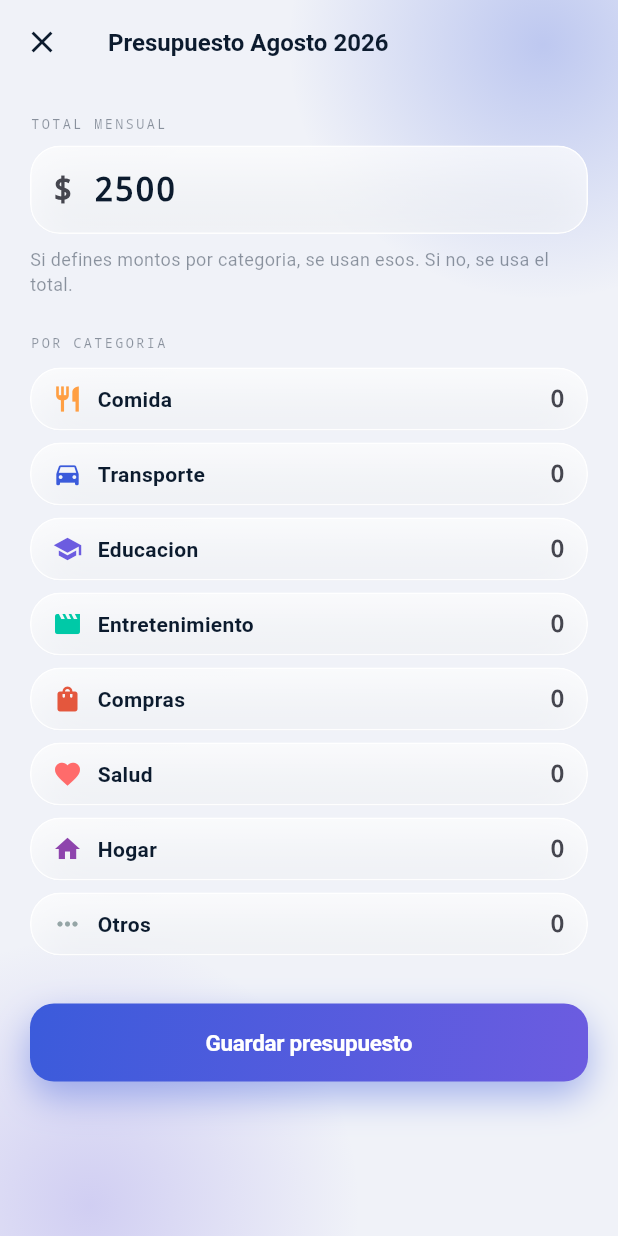
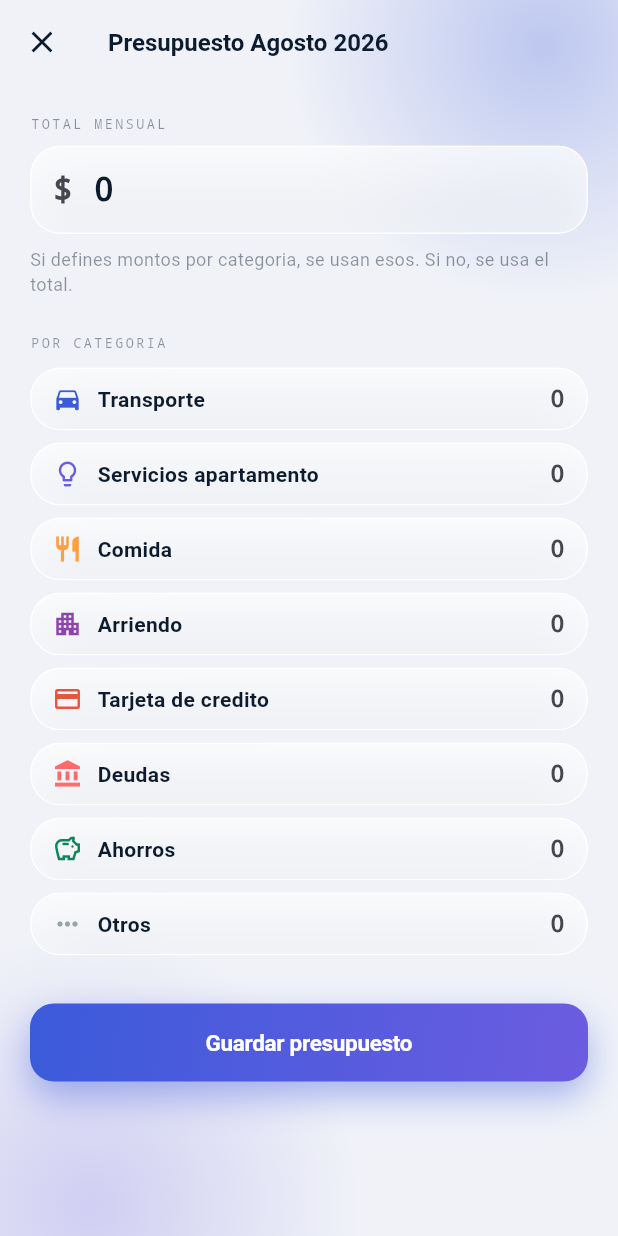
Before and after one commit to RamiroS1/control, a Flutter app: the screen it shows after launch, item 2 of the bottom bar chosen, after a tap on the "edit" icon, on a phone screen of 412 x 824 dp. Run offline on Flutter 3.47's test engine with Material 3 defaults, Android fonts, the phone set to English and light mode, and no system bars; our stand-ins replace fl_chart, shared_preferences.

Commit message:
feat: categorías personalizadas, inicio en cero y migración de datos mock
- Categorías: transporte, servicios apartamento, comida, arriendo,
  tarjeta de crédito, deudas, ahorros, ingresos y otros
- Migración v2 limpia datos demo guardados en el navegador
- Presupuesto por defecto en 0 hasta que el usuario lo configure

Co-authored-by: Ramiro Avila  <RamiroS1@users.noreply.github.com>

```diff
--- a/lib/models.dart
+++ b/lib/models.dart
@@ -7,50 +7,93 @@ class CategoryDef {
   final String name;
   final IconData icon;
   final Color color;
+  final bool incomeOnly;
 
   const CategoryDef({
     required this.id,
     required this.name,
     required this.icon,
     required this.color,
+    this.incomeOnly = false,
   });
 
-  static const food = CategoryDef(
-      id: 'food', name: 'Comida', icon: Icons.restaurant, color: Color(0xFFFF9F43));
-  static const transport = CategoryDef(
-      id: 'transport', name: 'Transporte', icon: Icons.directions_car, color: Color(0xFF3B5BDB));
-  static const education = CategoryDef(
-      id: 'education', name: 'Educacion', icon: Icons.school, color: Color(0xFF6C5CE0));
-  static const entertainment = CategoryDef(
-      id: 'entertainment',
-      name: 'Entretenimiento',
-      icon: Icons.movie,
-      color: Color(0xFF00C9A7));
-  static const shopping = CategoryDef(
-      id: 'shopping', name: 'Compras', icon: Icons.shopping_bag, color: Color(0xFFE4573D));
-  static const health = CategoryDef(
-      id: 'health', name: 'Salud', icon: Icons.favorite, color: Color(0xFFFF6B6B));
-  static const home = CategoryDef(
-      id: 'home', name: 'Hogar', icon: Icons.home, color: Color(0xFF8E44AD));
-  static const salary = CategoryDef(
-      id: 'salary', name: 'Salario', icon: Icons.account_balance_wallet, color: Color(0xFF10855A));
-  static const other = CategoryDef(
-      id: 'other', name: 'Otros', icon: Icons.more_horiz, color: Color(0xFF95A5A6));
+  static const transporte = CategoryDef(
+    id: 'transporte',
+    name: 'Transporte',
+    icon: Icons.directions_car,
+    color: Color(0xFF3B5BDB),
+  );
+  static const serviciosApartamento = CategoryDef(
+    id: 'servicios_apartamento',
+    name: 'Servicios apartamento',
+    icon: Icons.lightbulb_outline,
+    color: Color(0xFF6C5CE0),
+  );
+  static const comida = CategoryDef(
+    id: 'comida',
+    name: 'Comida',
+    icon: Icons.restaurant,
+    color: Color(0xFFFF9F43),
+  );
+  static const arriendo = CategoryDef(
+    id: 'arriendo',
+    name: 'Arriendo',
+    icon: Icons.apartment,
+    color: Color(0xFF8E44AD),
+  );
+  static const tarjetaCredito = CategoryDef(
+    id: 'tarjeta_credito',
+    name: 'Tarjeta de credito',
+    icon: Icons.credit_card,
+    color: Color(0xFFE4573D),
+  );
+  static const deudas = CategoryDef(
+    id: 'deudas',
+    name: 'Deudas',
+    icon: Icons.account_balance,
+    color: Color(0xFFFF6B6B),
+  );
+  static const ahorros = CategoryDef(
+    id: 'ahorros',
+    name: 'Ahorros',
+    icon: Icons.savings_outlined,
+    color: Color(0xFF10855A),
+  );
+  static const ingresos = CategoryDef(
+    id: 'ingresos',
+    name: 'Ingresos',
+    icon: Icons.account_balance_wallet,
+    color: Color(0xFF00C9A7),
+    incomeOnly: true,
+  );
+  static const otros = CategoryDef(
+    id: 'otros',
+    name: 'Otros',
+    icon: Icons.more_horiz,
+    color: Color(0xFF95A5A6),
+  );
 
   static const catalog = <CategoryDef>[
-    food,
-    transport,
-    education,
-    entertainment,
-    shopping,
-    health,
-    home,
-    salary,
-    other,
+    transporte,
+    serviciosApartamento,
+    comida,
+    arriendo,
+    tarjetaCredito,
+    deudas,
+    ahorros,
+    ingresos,
+    otros,
   ];
 
+  static List<CategoryDef> forType(TxType type) => type == TxType.income
+      ? catalog.where((c) => c.incomeOnly || c.id == ahorros.id).toList()
+      : catalog.where((c) => !c.incomeOnly).toList();
+
+  static List<CategoryDef> get expenseCatalog =>
+      catalog.where((c) => !c.incomeOnly).toList();
+
   static CategoryDef byId(String id) =>
-      catalog.firstWhere((c) => c.id == id, orElse: () => other);
+      catalog.firstWhere((c) => c.id == id, orElse: () => otros);
 }
 
 class Account {
--- a/lib/screens/budget_detail.dart
+++ b/lib/screens/budget_detail.dart
@@ -23,10 +23,7 @@ class BudgetDetailScreen extends StatelessWidget {
 
     final categories = plan.byCategory.keys.isNotEmpty
         ? plan.byCategory.keys.toList()
-        : CategoryDef.catalog
-            .where((c) => c.id != 'salary')
-            .map((c) => c.id)
-            .toList();
+        : CategoryDef.expenseCatalog.map((c) => c.id).toList();
 
     return SafeArea(
       child: ListView(
--- a/lib/screens/edit_budget.dart
+++ b/lib/screens/edit_budget.dart
@@ -29,10 +29,7 @@ class _EditBudgetScreenState extends State<EditBudgetScreen> {
 
     final catIds = plan.byCategory.keys.isNotEmpty
         ? plan.byCategory.keys.toList()
-        : CategoryDef.catalog
-            .where((c) => c.id != 'salary')
-            .map((c) => c.id)
-            .toList();
+        : CategoryDef.expenseCatalog.map((c) => c.id).toList();
 
     for (final id in catIds) {
       final amount = plan.byCategory[id] ?? 0;
@@ -100,7 +97,7 @@ class _EditBudgetScreenState extends State<EditBudgetScreen> {
                 inputFormatters: [FilteringTextInputFormatter.allow(RegExp(r'[\d.,]'))],
                 style: const TextStyle(fontFamily: T.mono, fontSize: 22, fontWeight: FontWeight.w700),
                 decoration: const InputDecoration(
-                  hintText: '2500',
+                  hintText: '0',
                   prefixText: '\$ ',
                   border: InputBorder.none,
                 ),
--- a/lib/services.dart
+++ b/lib/services.dart
@@ -105,9 +105,21 @@ class Finance {
 // ===========================================================================
 
 class Storage {
+  static const dataVersion = 2;
   static const _accounts = 'control_accounts';
   static const _txs = 'control_transactions';
   static const _budgets = 'control_budgets';
+  static const _version = 'control_data_version';
+
+  /// Limpia datos mock viejos guardados en el navegador al actualizar la app.
+  Future<void> migrateIfNeeded() async {
+    final p = await SharedPreferences.getInstance();
+    final stored = p.getInt(_version) ?? 0;
+    if (stored < dataVersion) {
+      await clearAll();
+      await p.setInt(_version, dataVersion);
+    }
+  }
 
   Future<void> saveAccounts(List<Account> list) async {
     final p = await SharedPreferences.getInstance();
@@ -227,15 +239,13 @@ class Seed {
   static BudgetPlan budget(DateTime now) => BudgetPlan(
         year: now.year,
         month: now.month,
-        total: 2500,
+        total: 0,
         byCategory: {
-          'food': 400,
-          'transport': 200,
-          'education': 350,
-          'entertainment': 150,
-          'shopping': 300,
-          'health': 100,
-          'home': 500,
+          'comida': 400,
+          'transporte': 200,
+          'arriendo': 850,
+          'servicios_apartamento': 150,
+          'tarjeta_credito': 300,
         },
       );
 
@@ -246,83 +256,35 @@ class Seed {
       Transaction(
           id: 'tx1',
           accountId: 'acc1',
-          categoryId: 'education',
+          categoryId: 'comida',
           type: TxType.expense,
           amount: 95.88,
           date: DateTime(y, m, 5),
-          note: 'Curso online'),
+          note: 'Supermercado'),
       Transaction(
           id: 'tx2',
           accountId: 'acc1',
-          categoryId: 'food',
-          type: TxType.expense,
-          amount: 5.88,
-          date: DateTime(y, m, 8),
-          note: 'Cafe'),
-      Transaction(
-          id: 'tx3',
-          accountId: 'acc1',
-          categoryId: 'entertainment',
-          type: TxType.expense,
-          amount: 26.99,
-          date: DateTime(y, m, 1),
-          note: 'Streaming'),
-      Transaction(
-          id: 'tx4',
-          accountId: 'acc1',
-          categoryId: 'transport',
+          categoryId: 'transporte',
           type: TxType.expense,
           amount: 45,
           date: DateTime(y, m, 12),
-          note: 'Gasolina'),
+          note: 'Transporte'),
       Transaction(
-          id: 'tx5',
-          accountId: 'acc1',
-          categoryId: 'shopping',
-          type: TxType.expense,
-          amount: 89.50,
-          date: DateTime(y, m, 15),
-          note: 'Ropa'),
-      Transaction(
-          id: 'tx6',
+          id: 'tx3',
           accountId: 'acc2',
-          categoryId: 'salary',
+          categoryId: 'ingresos',
           type: TxType.income,
           amount: 3200,
           date: DateTime(y, m, 1),
           note: 'Nomina'),
       Transaction(
-          id: 'tx7',
+          id: 'tx4',
           accountId: 'acc1',
-          categoryId: 'home',
+          categoryId: 'arriendo',
           type: TxType.expense,
           amount: 850,
           date: DateTime(y, m, 2),
-          note: 'Alquiler'),
-      Transaction(
-          id: 'tx8',
-          accountId: 'acc1',
-          categoryId: 'food',
-          type: TxType.expense,
-          amount: 120,
-          date: DateTime(y, m - 1, 20),
-          note: 'Supermercado'),
-      Transaction(
-          id: 'tx9',
-          accountId: 'acc1',
-          categoryId: 'entertainment',
-          type: TxType.expense,
-          amount: 55,
-          date: DateTime(y, m - 1, 10),
-          note: 'Cine'),
-      Transaction(
-          id: 'tx10',
-          accountId: 'acc1',
-          categoryId: 'health',
-          type: TxType.expense,
-          amount: 35,
-          date: DateTime(y, m - 1, 25),
-          note: 'Farmacia'),
+          note: 'Arriendo'),
     ];
   }
 }
--- a/lib/state.dart
+++ b/lib/state.dart
@@ -19,6 +19,7 @@ class AppState extends ChangeNotifier {
   }
 
   Future<void> init() async {
+    await storage.migrateIfNeeded();
     final acc = await storage.loadAccounts();
     final txs = await storage.loadTransactions();
     final bud = await storage.loadBudgets();
@@ -137,14 +138,12 @@ class AppState extends ChangeNotifier {
   BudgetPlan currentBudget() {
     final existing = budgetFor(focusMonth);
     if (existing != null) return existing;
-    final plan = BudgetPlan(
+    return BudgetPlan(
       year: focusMonth.year,
       month: focusMonth.month,
-      total: 2500,
+      total: 0,
       byCategory: {},
     );
-    budgets.add(plan);
-    return plan;
   }
 
   double budgetRemaining() {
--- a/pubspec.yaml
+++ b/pubspec.yaml
@@ -1,7 +1,7 @@
 name: control
 description: Control de gastos personal con presupuestos y analiticas.
 publish_to: 'none'
-version: 1.0.0+1
+version: 1.1.0+2
 
 environment:
   sdk: '>=3.3.0 <4.0.0'
```
Also changed, not shown: lib/screens/add_transaction.dart (+6 -6 lines), 1 other file.
